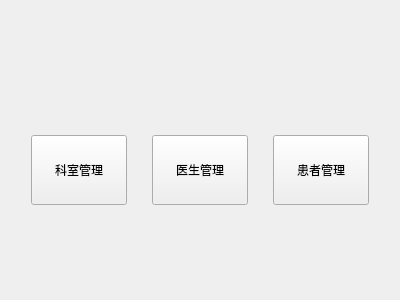
Above: welcomeview.ui from hanzhuk/FinalLab before the change. Below: the same form after it.
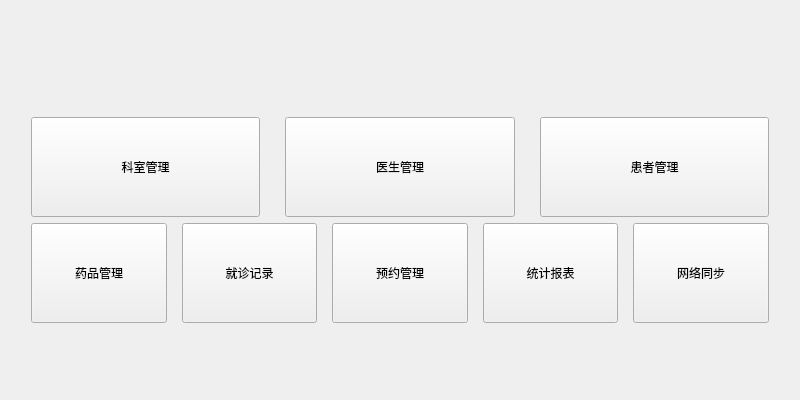
That is the form after the change.

Commit message: 修正就诊记录无法添加问题

Patch:
```diff
--- a/welcomeview.ui
+++ b/welcomeview.ui
@@ -6,8 +6,8 @@
    <rect>
     <x>0</x>
     <y>0</y>
-    <width>400</width>
-    <height>300</height>
+    <width>800</width>
+    <height>400</height>
    </rect>
   </property>
   <property name="windowTitle">
@@ -36,7 +36,7 @@
      <property name="sizeHint" stdset="0">
       <size>
        <width>20</width>
-       <height>101</height>
+       <height>40</height>
       </size>
      </property>
     </spacer>
@@ -56,8 +56,8 @@
       <widget class="QPushButton" name="btDepartment">
        <property name="minimumSize">
         <size>
-         <width>70</width>
-         <height>70</height>
+         <width>100</width>
+         <height>100</height>
         </size>
        </property>
        <property name="text">
@@ -69,8 +69,8 @@
       <widget class="QPushButton" name="btDoctor">
        <property name="minimumSize">
         <size>
-         <width>70</width>
-         <height>70</height>
+         <width>100</width>
+         <height>100</height>
         </size>
        </property>
        <property name="text">
@@ -82,8 +82,8 @@
       <widget class="QPushButton" name="btPatient">
        <property name="minimumSize">
         <size>
-         <width>70</width>
-         <height>70</height>
+         <width>100</width>
+         <height>100</height>
         </size>
        </property>
        <property name="text">
@@ -93,6 +93,84 @@
      </item>
     </layout>
    </item>
+   <item>
+    <layout class="QHBoxLayout" name="horizontalLayout_2">
+     <property name="spacing">
+      <number>15</number>
+     </property>
+     <property name="leftMargin">
+      <number>20</number>
+     </property>
+     <property name="rightMargin">
+      <number>20</number>
+     </property>
+     <item>
+      <widget class="QPushButton" name="btMedicine">
+       <property name="minimumSize">
+        <size>
+         <width>100</width>
+         <height>100</height>
+        </size>
+       </property>
+       <property name="text">
+        <string>药品管理</string>
+       </property>
+      </widget>
+     </item>
+     <item>
+      <widget class="QPushButton" name="btMedicalRecord">
+       <property name="minimumSize">
+        <size>
+         <width>100</width>
+         <height>100</height>
+        </size>
+       </property>
+       <property name="text">
+        <string>就诊记录</string>
+       </property>
+      </widget>
+     </item>
+     <item>
+      <widget class="QPushButton" name="btAppointment">
+       <property name="minimumSize">
+        <size>
+         <width>100</width>
+         <height>100</height>
+        </size>
+       </property>
+       <property name="text">
+        <string>预约管理</string>
+       </property>
+      </widget>
+     </item>
+     <item>
+      <widget class="QPushButton" name="btStatistics">
+       <property name="minimumSize">
+        <size>
+         <width>100</width>
+         <height>100</height>
+        </size>
+       </property>
+       <property name="text">
+        <string>统计报表</string>
+       </property>
+      </widget>
+     </item>
+     <item>
+      <widget class="QPushButton" name="btNetworkSync">
+       <property name="minimumSize">
+        <size>
+         <width>100</width>
+         <height>100</height>
+        </size>
+       </property>
+       <property name="text">
+        <string>网络同步</string>
+       </property>
+      </widget>
+     </item>
+    </layout>
+   </item>
    <item>
     <spacer name="verticalSpacer_2">
      <property name="orientation">
@@ -101,7 +179,7 @@
      <property name="sizeHint" stdset="0">
       <size>
        <width>20</width>
-       <height>101</height>
+       <height>40</height>
       </size>
      </property>
     </spacer>
```
Left out of the diff: 4 changed lines with no effect on the pictures. The commit also changes 7 other files.
